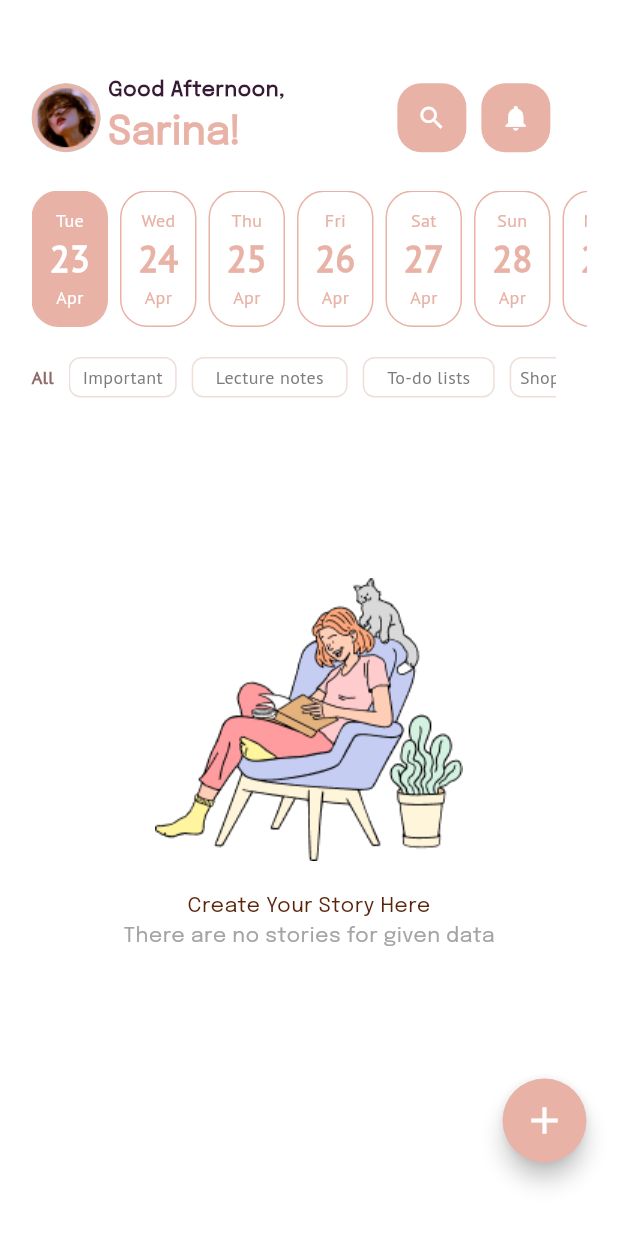
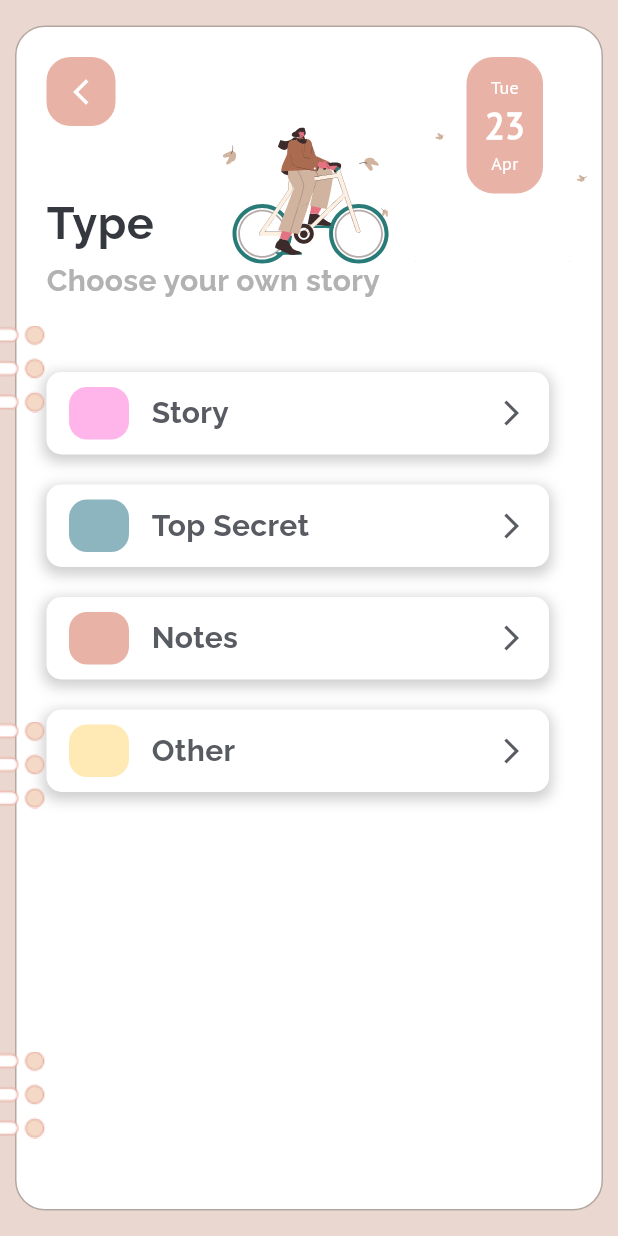
Before and after one commit to sarasiyashodha/Diary_App, a Flutter app: the HomePage screen opened directly, after a tap on the "add" icon, on a phone screen of 412 x 824 dp. Run offline on Flutter 3.47's test engine with Material 3 defaults, Android fonts, the phone set to English and light mode, and no system bars; our stand-ins replace lottie.

Commit message:
Completed the types page

```diff
--- a/lib/components/section.dart
+++ b/lib/components/section.dart
@@ -4,16 +4,20 @@ class Section extends StatelessWidget {
   final String title;
   final String description;
   final String imagePath;
+  final Function()? onTap;
 
   const Section({
     super.key, required this.title,
     required this.description,
     required this.imagePath,
+    required this.onTap
   });
 
   @override
   Widget build(BuildContext context) {
-    return Container(
+    return GestureDetector(
+      onTap: onTap,
+      child: Container(
         padding: EdgeInsets.only(left: 20.0, top: 5.0, bottom: 5.0, right: 30.0),
         width: 351.0,
         height: 112.0,
@@ -50,6 +54,7 @@ class Section extends StatelessWidget {
 
           ],
         ),
+      ),
     );
   }
 }
--- /dev/null
+++ b/lib/components/type.dart
@@ -0,0 +1,80 @@
+import 'package:flutter/material.dart';
+
+class Type extends StatelessWidget {
+
+  final Color color;
+  final String type;
+
+  const Type({
+    super.key, required this.color, required this.type
+  });
+
+  @override
+  Widget build(BuildContext context) {
+    return GestureDetector(
+      onTap: (){},
+      child: Container(
+        height: 55.0,
+        width: 335,
+        decoration: BoxDecoration(
+          color: Colors.white,
+          borderRadius: BorderRadius.circular(10),
+          boxShadow: [
+            BoxShadow(
+              color: Colors.grey.withOpacity(0.5),
+              spreadRadius: 2,
+              blurRadius: 7,
+              offset: Offset(0, 3), // changes the position of the shadow
+            ),
+          ],
+        ),
+        child: Padding(
+          padding: const EdgeInsets.only(
+              left: 15.0,
+              right: 15.0,
+              top: 10.0,
+              bottom: 10.0),
+          child: Row(
+            mainAxisAlignment: MainAxisAlignment.spaceBetween,
+            children: [
+              Row(
+                children: [
+                  Container(
+                    width: 40.0,
+                    height: 40.0,
+                    decoration: BoxDecoration(
+                      color: color,
+                      borderRadius: BorderRadius.circular(12),
+                    ),
+
+                  ),
+                  SizedBox(
+                    width: 15.0,
+                  ),
+                  Text(
+                    type,
+                    style: TextStyle(
+                        fontFamily: 'Raleway',
+                        fontWeight: FontWeight.w700,
+                        color: Color(0XFF595B62),
+                        fontSize: 20.0
+                    ),
+                  ),
+
+                ],
+
+              ),
+
+
+              Icon(
+                Icons.arrow_forward_ios,
+                color: Color(0XFF595B62),
+                size: 20.0,
+              ),
+            ],
+          ),
+        ),
+      ),
+    );
+  }
+}
--- a/lib/screens/profile/home_page.dart
+++ b/lib/screens/profile/home_page.dart
@@ -1,5 +1,6 @@
 import 'package:diary_app/components/custom_icon_button.dart';
 import 'package:diary_app/screens/profile/search_page.dart';
+import 'package:diary_app/screens/profile/types_page.dart';
 import 'package:flutter/material.dart';
 
 import '../../components/profile.dart';
@@ -13,7 +14,6 @@ class HomePage extends StatefulWidget {
 }
 
 class _HomePageState extends State<HomePage> {
-
   Lists list = Lists();
 
   @override
@@ -151,10 +151,6 @@ class _HomePageState extends State<HomePage> {
                               ),
                             ),
                           ),
-
-
-
-
                         );
                       }
                   ),
@@ -197,7 +193,13 @@ class _HomePageState extends State<HomePage> {
                   shape: CircleBorder(),
 
                 child: Icon(Icons.add, color: Colors.white, size: 30.0,),
-                  onPressed: (){}),
+                  onPressed: (){
+                    Navigator.push(
+                      context,
+                      MaterialPageRoute(builder: (context) => TypesPage()),
+                    );
+
+                  }),
             )
 
 
--- /dev/null
+++ b/lib/screens/profile/profile_page.dart
@@ -0,0 +1,75 @@
+import 'package:diary_app/screens/profile/search_page.dart';
+import 'package:flutter/material.dart';
+
+import '../../components/custom_icon_button.dart';
+
+class ProfilePage extends StatefulWidget {
+  const ProfilePage({super.key});
+
+  @override
+  State<ProfilePage> createState() => _ProfilePageState();
+}
+
+class _ProfilePageState extends State<ProfilePage> {
+  @override
+  Widget build(BuildContext context) {
+    return Scaffold(
+      backgroundColor: Color(0XFFE9D7D0),
+      body: Container(
+        margin: EdgeInsets.all(21.0),
+        child: Column(
+          children: [
+            SizedBox(
+              height: 29.0,
+            ),
+            Row(
+              children: [
+                    Row(
+                    children: [
+                    CircleAvatar(
+                    radius: 23.0,
+                      backgroundImage: AssetImage('images/profile.png'),
+                    ),
+                    SizedBox(
+                      width: 5.0,
+                    ),
+                    Column(
+                      crossAxisAlignment: CrossAxisAlignment.start,
+                      children: [
+                        Text('Profile Details',
+                          style: TextStyle(
+                              fontFamily: 'Epilogue',
+                              fontWeight: FontWeight.w600,
+                              color: Color(0XFF371B34),
+                              fontSize: 14.0
+                          ),),
+                        Text('Sarina!',
+                          style: TextStyle(
+                              fontFamily: 'Epilogue',
+                              fontWeight: FontWeight.w700,
+                              color: Color(0XFFE8B2A6),
+                              fontSize: 26.0
+                          ),)
+                      ],
+                    )
+
+                  ],
+                ),
+                SizedBox(
+                  width: 154.0,
+                ),
+                CustomIconButton(icon: Icons.arrow_back_ios_new, onPressed: (){
+                  Navigator.push(
+                    context,
+                    MaterialPageRoute(builder: (context) => SearchPage()),
+                  );
+                }),
+              ],
+            )
+
+          ],
+        ),
+      ),
+    );
+  }
+}
--- a/lib/screens/profile/search_page.dart
+++ b/lib/screens/profile/search_page.dart
@@ -1,3 +1,4 @@
+import 'package:diary_app/screens/profile/profile_page.dart';
 import 'package:flutter/material.dart';
 
 import '../../components/custom_icon_button.dart';
@@ -46,19 +47,32 @@ class _SearchPageState extends State<SearchPage> {
             SizedBox(
               height: 25.0,
             ),
-            Section(title: 'Profile', description: 'View your profile', imagePath: 'images/create story.png',),
+            Section(title: 'Profile', description: 'View your profile', imagePath: 'images/create story.png',
+              onTap: () {
+                Navigator.push(
+                  context,
+                  MaterialPageRoute(builder: (context) => ProfilePage()),
+                );
+              },
+            ),
             SizedBox(
               height: 20.0,
             ),
-            Section(title: 'Notification', description: 'Water is life. Water is a basic', imagePath: 'images/clock.png',),
+            Section(title: 'Notification', description: 'Water is life. Water is a basic', imagePath: 'images/clock.png',
+              onTap: (){},
+            ),
             SizedBox(
               height: 20.0,
             ),
-            Section(title: 'About us', description: 'View your profile', imagePath: 'images/about.png',),
+            Section(title: 'About us', description: 'View your profile', imagePath: 'images/about.png',
+              onTap: (){},
+            ),
             SizedBox(
               height: 20.0,
             ),
-            Section(title: 'Logout', description: 'View your profile', imagePath: 'images/logout.png',)
+            Section(title: 'Logout', description: 'View your profile', imagePath: 'images/logout.png',
+              onTap: (){},
+            )
 
           ],
         ),
--- /dev/null
+++ b/lib/screens/profile/types_page.dart
@@ -0,0 +1,165 @@
+import 'package:diary_app/components/custom_icon_button.dart';
+import 'package:diary_app/components/type.dart';
+import 'package:flutter/material.dart';
+import 'package:lottie/lottie.dart';
+
+import 'home_page.dart';
+
+class TypesPage extends StatefulWidget {
+  const TypesPage({super.key});
+
+  @override
+  State<TypesPage> createState() => _TypesPageState();
+}
+
+class _TypesPageState extends State<TypesPage> {
+  @override
+  Widget build(BuildContext context) {
+    return Scaffold(
+      backgroundColor: Color(0XFFE9D7D0),
+      body: Stack(
+        children: [
+          Container(
+            margin: EdgeInsets.only(left: 10.0, right: 10.0, top: 17.0, bottom: 17.0),
+            height: double.maxFinite, width: double.maxFinite,
+            decoration: BoxDecoration(
+              color: Colors.white,
+              borderRadius: BorderRadius.circular(20.0), // Set your desired border radius
+              border: Border.all(
+                color: Color(0XFFB4A7A2), // Set your desired border color
+                width: 1.0, // Set your desired border width
+              ),
+            ),
+            child: Stack(
+              children: [
+                Positioned(
+                  top: 20.0,
+                  left: 20.0,
+                  child: CustomIconButton(icon: Icons.arrow_back_ios_new,
+                      onPressed: (){
+                        Navigator.push(
+                          context,
+                          MaterialPageRoute(builder: (context) => HomePage()),
+                        );
+                      }),
+                ),
+                Align(
+                    alignment: Alignment.topRight,
+                    child: Lottie.asset('images/Email_Verification.json', height: 188.0, width: 308.0)),
+                Positioned(
+                    top: 20.0,
+                    left: 300.0,
+                    child: Container(
+                      margin: EdgeInsets.only(left: 0.0, top: 0.0, right: 8.0, bottom: 0.0),
+                      height: 91.0,
+                      width: 51.0,
+                      decoration: BoxDecoration(
+                        color: Color(0XFFE8B2A6),
+                        borderRadius: BorderRadius.circular(18.0), // Set your desired border radius
+                        border: Border.all(
+                          color: Color(0XFFE8B2A6), // Set your desired border color
+                          width: 1.0, // Set your desired border width
+                        ),
+                      ),
+                      child: Column(
+                        mainAxisAlignment: MainAxisAlignment.center,
+                        children: [
+                          Text('Tue',
+                            style: TextStyle(
+                                fontFamily: 'PT Sans',
+                                fontWeight: FontWeight.w400,
+                                color: Colors.white,
+                                fontSize: 12.0
+                            ),
+                          ),
+                          Text('23',
+                            style: TextStyle(
+                                fontFamily: 'PT Sans',
+                                fontWeight: FontWeight.w700,
+                                color: Colors.white,
+                                fontSize: 24.0
+                            ),
+                          ),
+                          Text('Apr',
+                            style: TextStyle(
+                                fontFamily: 'PT Sans',
+                                fontWeight: FontWeight.w400,
+                                color: Colors.white,
+                                fontSize: 12.0
+                            ),
+                          )
+
+                        ],
+                      ),
+
+
+
+                    )
+                ),
+                Positioned(
+                    top: 109.0,
+                    left: 20.0,
+                    child: Text('Type',
+                      style: TextStyle(
+                          fontFamily: 'Raleway',
+                          fontWeight: FontWeight.w800,
+                          color: Color(0XFF35383E),
+                          fontSize: 30.0
+                      ),
+                    )
+                ),
+                Positioned(
+                    top: 155.0,
+                    left: 20.0,
+                    child: Text('Choose your own story',
+                      style: TextStyle(
+                          fontFamily: 'Raleway',
+                          fontWeight: FontWeight.w700,
+                          color: Color(0XFFB2B2B2),
+                          fontSize: 20.0
+                      ),
+                    )
+                ),
+                Positioned(
+                  top: 230.0,
+                  left: 20.0,
+                  child: Column(
+                    children: [
+                      Type(color: Color(0XFFFFB4EA), type: 'Story'),
+                      SizedBox(
+                        height: 20.0,
+                      ),
+                      Type(color: Color(0XFF8CB5BF), type: 'Top Secret'),
+                      SizedBox(
+                        height: 20.0,
+                      ),
+                      Type(color: Color(0XFFE8B2A6), type: 'Notes'),
+                      SizedBox(
+                        height: 20.0,
+                      ),
+                      Type(color: Color(0XFFFFEAB6), type: 'Other'),
+                    ],
+                  ),
+                )
+              ],
+            ),
+          ),
+          Positioned(
+            top: 216.0,
+              left: -15.0,
+              child: Image.asset('images/dots.png', width: 60.0, height: 60.0,)),
+          Positioned(
+              top: 480.0,
+              left: -15.0,
+              child: Image.asset('images/dots.png', width: 60.0, height: 60.0,)),
+          Positioned(
+              top: 700.0,
+              left: -15.0,
+              child: Image.asset('images/dots.png', width: 60.0, height: 60.0,))
+
+
+        ],
+      ),
+    );
+  }
+}
--- a/lib/screens/signup/login_page.dart
+++ b/lib/screens/signup/login_page.dart
@@ -1,6 +1,6 @@
 import 'package:diary_app/components/bottom_line.dart';
 import 'package:diary_app/components/button.dart';
-import 'package:diary_app/screens/signup/forgot_password.dart';
+import 'package:diary_app/screens/signup/forgot_password_page.dart';
 import 'package:diary_app/screens/signup/signup_email_page.dart';
 import 'package:flutter/material.dart';
 import '../../components/text_field.dart';
--- a/lib/screens/signup/new_password_page.dart
+++ b/lib/screens/signup/new_password_page.dart
@@ -1,4 +1,4 @@
-import 'package:diary_app/screens/signup/forgot_password.dart';
+import 'package:diary_app/screens/signup/forgot_password_page.dart';
 import 'package:flutter/material.dart';
 
 import '../../components/button.dart';
--- a/pubspec.yaml
+++ b/pubspec.yaml
@@ -57,3 +57,8 @@ flutter:
       fonts:
         - asset: fonts/PTSans-Regular.ttf
           weight: 400
+
+    - family: Raleway
+      fonts:
+        - asset: fonts/Raleway-Bold.ttf
+          weight: 400
```
Also changed, not shown: fonts/Raleway-Bold.ttf (added), images/dots.png (added), lib/screens/signup/forgot_password_page.dart (renamed from lib/screens/signup/forgot_password.dart). Lines whose indentation alone changed are shown as unchanged.
